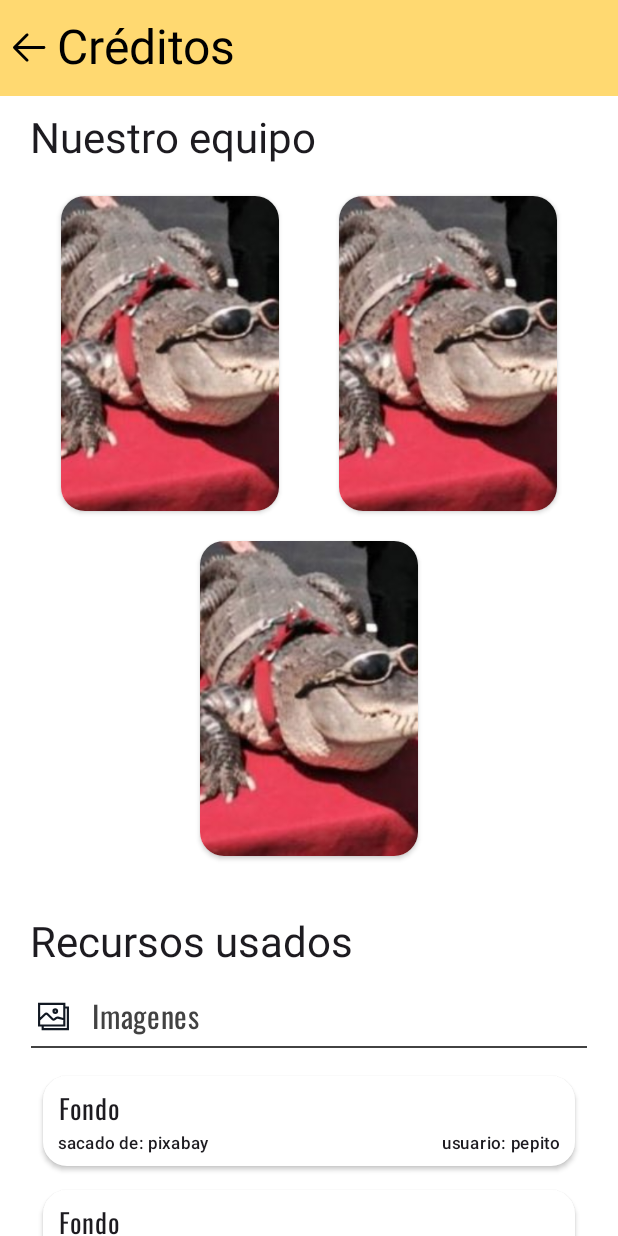
After one commit to mpaulazzv/SimonDice, an Android app built with Jetpack Compose: the composable Credits shown on its own in the app's theme, on a phone screen of 412 x 824 dp. The commit adds this screen. Run offline under Robolectric (Android 15) with nearby library versions, the phone set to English and light mode, and no system bars.

Commit message:
vista créditos

```diff
--- /dev/null
+++ b/app/src/main/java/com/example/simondice/Credits.kt
@@ -0,0 +1,402 @@
+package com.example.simondice
+
+import androidx.compose.foundation.Image
+import androidx.compose.foundation.background
+import androidx.compose.foundation.layout.Arrangement
+import androidx.compose.foundation.layout.Box
+import androidx.compose.foundation.layout.Column
+import androidx.compose.foundation.layout.Row
+import androidx.compose.foundation.layout.Spacer
+import androidx.compose.foundation.layout.fillMaxHeight
+import androidx.compose.foundation.layout.fillMaxSize
+import androidx.compose.foundation.layout.fillMaxWidth
+import androidx.compose.foundation.layout.height
+import androidx.compose.foundation.layout.padding
+import androidx.compose.foundation.layout.size
+import androidx.compose.foundation.layout.width
+import androidx.compose.foundation.rememberScrollState
+import androidx.compose.foundation.shape.CornerSize
+import androidx.compose.foundation.shape.RoundedCornerShape
+import androidx.compose.foundation.verticalScroll
+import androidx.compose.material.icons.Icons
+import androidx.compose.material.icons.filled.MoreVert
+import androidx.compose.material3.Card
+import androidx.compose.material3.CardDefaults
+import androidx.compose.material3.Divider
+import androidx.compose.material3.ExperimentalMaterial3Api
+import androidx.compose.material3.Icon
+import androidx.compose.material3.IconButton
+import androidx.compose.material3.MaterialTheme
+import androidx.compose.material3.Text
+import androidx.compose.material3.TopAppBar
+import androidx.compose.material3.TopAppBarDefaults
+import androidx.compose.runtime.Composable
+import androidx.compose.ui.Alignment
+import androidx.compose.ui.Modifier
+import androidx.compose.ui.draw.clip
+import androidx.compose.ui.draw.shadow
+import androidx.compose.ui.graphics.Color
+import androidx.compose.ui.layout.ContentScale
+import androidx.compose.ui.res.painterResource
+import androidx.compose.ui.res.stringResource
+import androidx.compose.ui.text.font.FontWeight
+import androidx.compose.ui.unit.dp
+import androidx.compose.ui.unit.sp
+
+@Composable
+fun Credits() {
+    Box(modifier = Modifier.fillMaxSize()) {
+        Box(modifier = Modifier.matchParentSize()) {
+            Column(
+                modifier = Modifier
+                    .fillMaxSize(),
+                horizontalAlignment = Alignment.CenterHorizontally
+            ) {
+                TopBar()
+                Spacer(modifier = Modifier.padding(5.dp))
+                Column(
+                    modifier = Modifier
+                        .fillMaxSize()
+                        .verticalScroll(rememberScrollState()),
+                    horizontalAlignment = Alignment.CenterHorizontally
+                ) {
+                    Row(
+                        modifier = Modifier.fillMaxWidth(),
+                        horizontalArrangement = Arrangement.Start
+                    ) {
+                        Spacer(modifier = Modifier.padding(10.dp))
+                        Text(
+                            text = stringResource(R.string.nuestro),
+                            style = MaterialTheme.typography.headlineMedium
+                        )
+                    }
+                    Spacer(modifier = Modifier.padding(10.dp))
+                    Row(
+                        modifier = Modifier.fillMaxWidth(0.9f),
+                        horizontalArrangement = Arrangement.SpaceAround
+                    ) {
+                        //Item nombre
+                        Card(
+                            modifier = Modifier
+                                //.padding(horizontal = 8.dp, vertical = 8.dp)
+                                .width(145.dp)
+                                .height(210.dp),
+                            elevation = CardDefaults.cardElevation(defaultElevation = 2.dp),
+                            colors = CardDefaults.cardColors(
+                                containerColor = Color.White,
+                            ),
+                            shape = RoundedCornerShape(corner = CornerSize(16.dp))
+                        ) {
+                            Column(
+                                modifier = Modifier.fillMaxWidth(),
+                                horizontalAlignment = Alignment.CenterHorizontally
+                            ) {
+                                Image(
+                                    painter = painterResource(id = R.drawable.drip_aligator),
+                                    contentDescription = "", contentScale = ContentScale.Crop,
+                                    modifier = Modifier
+                                        .width(150.dp)
+                                    //.clip(RoundedCornerShape(16.dp))
+                                )
+                                Spacer(modifier = Modifier.padding(2.dp))
+                                Box(
+                                    modifier = Modifier
+                                        .fillMaxWidth()
+                                        .padding(3.dp)
+                                ) {
+                                    Column(
+                                        modifier = Modifier.fillMaxSize(),
+                                        horizontalAlignment = Alignment.CenterHorizontally
+                                    ) {
+                                        Text(
+                                            text = stringResource(R.string.tittle_M),
+                                            style = MaterialTheme.typography.bodyLarge
+                                        )
+                                        Text(
+                                            text = stringResource(R.string.subtittle_M),
+                                            style = MaterialTheme.typography.labelSmall
+                                        )
+                                    }
+                                }
+                            }
+                        }
+                        Card(
+                            modifier = Modifier
+                                //.padding(horizontal = 8.dp, vertical = 8.dp)
+                                .width(145.dp)
+                                .height(210.dp),
+                            elevation = CardDefaults.cardElevation(defaultElevation = 2.dp),
+                            colors = CardDefaults.cardColors(
+                                containerColor = Color.White,
+                            ),
+                            shape = RoundedCornerShape(corner = CornerSize(16.dp))
+                        )  {
+                            Column(
+                                modifier = Modifier.fillMaxWidth(),
+                                horizontalAlignment = Alignment.CenterHorizontally
+                            ) {
+                                Image(
+                                    painter = painterResource(id = R.drawable.drip_aligator),
+                                    contentDescription = "", contentScale = ContentScale.Crop,
+                                    modifier = Modifier
+                                        .width(150.dp)
+                                    // .clip(RoundedCornerShape(16.dp))
+                                )
+                                Spacer(modifier = Modifier.padding(2.dp))
+                                Box(
+                                    modifier = Modifier
+                                        .fillMaxWidth()
+                                        .padding(3.dp)
+                                ) {
+                                    Column(
+                                        modifier = Modifier.fillMaxSize(),
+                                        horizontalAlignment = Alignment.CenterHorizontally
+                                    ) {
+                                        Text(
+                                            text = stringResource(R.string.tittle_J),
+                                            style = MaterialTheme.typography.bodyLarge
+                                        )
+                                        Text(
+                                            text = stringResource(R.string.subtittle_JC),
+                                            style = MaterialTheme.typography.labelSmall
+                                        )
+                                    }
+                                }
+
+
+                            }
+                        }
+
+                    }
+                    Spacer(modifier = Modifier.padding(10.dp))
+                    Card(
+                        modifier = Modifier
+                            //.padding(horizontal = 8.dp, vertical = 8.dp)
+                            .width(145.dp)
+                            .height(210.dp),
+                        elevation = CardDefaults.cardElevation(defaultElevation = 2.dp),
+                        colors = CardDefaults.cardColors(
+                            containerColor = Color.White,
+                        ),
+                        shape = RoundedCornerShape(corner = CornerSize(16.dp))
+                    )  {
+                        Column(
+                            modifier = Modifier.fillMaxWidth(),
+                            horizontalAlignment = Alignment.CenterHorizontally
+                        ) {
+                            Image(
+                                painter = painterResource(id = R.drawable.drip_aligator),
+                                contentDescription = "", contentScale = ContentScale.Crop,
+                                modifier = Modifier
+                                    .width(150.dp)
+                                //.clip(RoundedCornerShape(16.dp))
+                            )
+                            Spacer(modifier = Modifier.padding(2.dp))
+                            Box(
+                                modifier = Modifier
+                                    .fillMaxWidth()
+                                    .padding(3.dp)
+                            ) {
+                                Column(
+                                    modifier = Modifier.fillMaxSize(),
+                                    horizontalAlignment = Alignment.CenterHorizontally
+                                ) {
+                                    Text(
+                                        text = stringResource(R.string.tittle_C),
+                                        style = MaterialTheme.typography.bodyLarge
+                                    )
+                                    Text(
+                                        text = stringResource(R.string.subtittle_JC),
+                                        style = MaterialTheme.typography.labelSmall
+                                    )
+                                }
+                            }
+
+
+                        }
+                    }
+                    Spacer(modifier = Modifier.padding(20.dp))
+                    Row(
+                        modifier = Modifier.fillMaxWidth(),
+                        horizontalArrangement = Arrangement.Start
+                    ) {
+                        Spacer(modifier = Modifier.padding(10.dp))
+                        Text(
+                            text = stringResource(R.string.recursos),
+                            style = MaterialTheme.typography.headlineMedium
+                        )
+                    }
+                    Spacer(modifier = Modifier.padding(5.dp))
+                    section_imagenes()
+                    Spacer(modifier = Modifier.padding(5.dp))
+                    Column(
+                        modifier = Modifier
+                            .fillMaxWidth(0.9f)
+                            .height(200.dp)
+                            .verticalScroll(
+                                rememberScrollState()
+                            )
+                    ) {
+                        item("Fondo", "pixabay", "pepito")
+                        item("Fondo", "pixabay", "pepito")
+                        item("Fondo", "pixabay", "pepito")
+                        item("Fondo", "pixabay", "pepito")
+                        item("Fondo", "pixabay", "pepito")
+                        item("Fondo", "pixabay", "pepito")
+                        item("Fondo", "pixabay", "pepito")
+                    }
+                    Spacer(modifier = Modifier.padding(10.dp))
+                    section_sonidos()
+                    Spacer(modifier = Modifier.padding(5.dp))
+                    Column(
+                        modifier = Modifier
+                            .fillMaxWidth(0.9f)
+                            .height(200.dp)
+                            .verticalScroll(
+                                rememberScrollState()
+                            )
+                    ) {
+                        item("Fondo", "pixabay", "pepito")
+                        item("Fondo", "pixabay", "pepito")
+                        item("Fondo", "pixabay", "pepito")
+                        item("Fondo", "pixabay", "pepito")
+                        item("Fondo", "pixabay", "pepito")
+                        item("Fondo", "pixabay", "pepito")
+                        item("Fondo", "pixabay", "pepito")
+                    }
+                    Spacer(modifier = Modifier.padding(30.dp))
+                }
+            }
+        }
+    }
+}
+
+@Composable
+fun item(cosa: String, sitio: String, user: String) {
+
+    Card(
+        modifier = Modifier
+            .padding(horizontal = 8.dp, vertical = 8.dp)
+            .fillMaxWidth()
+            .height(60.dp),
+        elevation = CardDefaults.cardElevation(defaultElevation = 2.dp),
+        colors = CardDefaults.cardColors(
+            containerColor = Color.White,
+        ),
+        shape = RoundedCornerShape(corner = CornerSize(16.dp))
+
+    ) {
+        Column(modifier = Modifier.fillMaxSize()) {
+            Spacer(modifier = Modifier.padding(4.dp))
+            Row(modifier = Modifier.fillMaxWidth()) {
+                Spacer(modifier = Modifier.padding(5.dp))
+                Text(
+                    text = cosa,
+                    style = MaterialTheme.typography.bodySmall,
+                )
+            }
+            Spacer(modifier = Modifier.padding(1.dp))
+            Row(
+                horizontalArrangement = Arrangement.SpaceBetween,
+                modifier = Modifier.fillMaxWidth().padding(horizontal = 10.dp, vertical = 0.dp)
+            ) {
+//                Spacer(modifier = Modifier.padding(5.dp))
+                Text(
+                    text = "sacado de: " + sitio,
+                    style = MaterialTheme.typography.labelSmall
+                )
+                Text(
+                    text = "usuario: " + user,
+                    style = MaterialTheme.typography.labelSmall
+                )
+            }
+        }
+    }
+}
+
+@OptIn(ExperimentalMaterial3Api::class)
+@Composable
+fun TopBar() {
+    TopAppBar(
+        title = {
+            Text(
+                text = stringResource(R.string.tittle_credits),
+                style = MaterialTheme.typography.headlineLarge
+            )
+        },
+        colors = TopAppBarDefaults.smallTopAppBarColors(
+            containerColor = Color(0xFFFFD971),
+            titleContentColor = Color.Black
+        ),
+        navigationIcon = {
+            Image(
+                painter = painterResource(id = R.drawable.back_svgrepo_com),
+                contentDescription = "",
+                modifier = Modifier.size(30.dp)
+            )
+        }
+    )
+}
+
+
+@Composable
+fun section_imagenes() {
+    Column() {
+        Row(
+            modifier = Modifier
+                .fillMaxWidth(0.9f)
+                .height(40.dp),
+            verticalAlignment = Alignment.CenterVertically
+        )
+        {
+            Image(
+                painter = painterResource(id = R.drawable.images_svgrepo_com),
+                contentDescription = "",
+                modifier = Modifier.size(30.dp)
+            )
+            Spacer(modifier = Modifier.padding(5.dp))
+            Text(
+                text = "Imagenes",
+                fontSize = 20.sp,
+                color = Color(0xFF424242),
+            )
+        }
+        Divider(
+            color = Color(0xFF424242),
+            modifier = Modifier
+                .height(1.dp)
+                .fillMaxWidth(0.9f)
+        )
+    }
+}
+
+@Composable
+fun section_sonidos() {
+    Column() {
+        Row(
+            modifier = Modifier
+                .fillMaxWidth(0.9f)
+                .height(40.dp),
+            verticalAlignment = Alignment.CenterVertically
+        )
+        {
+            Image(
+                painter = painterResource(id = R.drawable.sound_2_svgrepo_com),
+                contentDescription = "",
+                modifier = Modifier.size(30.dp)
+            )
+            Spacer(modifier = Modifier.padding(5.dp))
+            Text(
+                text = "Sonidos",
+                fontSize = 20.sp,
+                color = Color(0xFF424242),
+            )
+        }
+        Divider(
+            color = Color(0xFF424242),
+            modifier = Modifier
+                .height(1.dp)
+                .fillMaxWidth(0.9f)
+        )
+    }
+}
--- a/app/src/main/java/com/example/simondice/GameBoardScreen.kt
+++ b/app/src/main/java/com/example/simondice/GameBoardScreen.kt
@@ -60,7 +60,7 @@ class SimonDiceViewModel : ViewModel() {
     val secuanciaJugador = mutableStateListOf<Int>()
     val secuenciaMostrada = mutableStateOf(false)
     val colorActual = mutableStateOf<Int?>(null)
-    val vidas = mutableStateOf(3)
+    var vidas = mutableStateOf(3)
     val puntaje = mutableStateOf(0)
     val nivel = mutableStateOf(1)
     val isGameOver = mutableStateOf(false)
@@ -108,16 +108,17 @@ class SimonDiceViewModel : ViewModel() {
         }
     }
 
-    private fun errorJugador() {
+    fun errorJugador() {
         vidas.value--
         if (vidas.value <= 0) {
             isGameOver.value = true
         }
         secuanciaJugador.clear()
-        if (!isGameOver.value) {
+        if (isGameOver.value) {
             interaccion.value = false
             nuevaRonda()
         }
+
     }
 
     private fun secuenciaCompletada() {
@@ -174,8 +175,9 @@ fun GameBoardScreen(viewModel: SimonDiceViewModel = SimonDiceViewModel()){
                 Image(
                     painter = painterResource(id = R.drawable.medal_ribbon_star_svgrepo_com),
                     contentDescription = "Medalla",
-                    modifier = Modifier.size(40.dp)
+                    modifier = Modifier.size(40.dp).clickable { viewModel.errorJugador()}
                 )
+                Text(text = "$hearts")
             }
             //Nivel
             Text("Lvl: $nivel", style = MaterialTheme.typography.bodySmall)
@@ -296,7 +298,7 @@ fun GameCell(color: androidx.compose.ui.graphics.Color, painter: Painter, size:I
 
 
     Button(
-        onClick = onClick,
+        onClick = {onClick()},
         modifier = Modifier.pulsateClick().height(170.dp).width(170.dp),
         shape = RoundedCornerShape(8.dp),
         colors = ButtonDefaults.buttonColors(containerColor = animatedColor)
--- /dev/null
+++ b/app/src/main/res/drawable/back_svgrepo_com.xml
@@ -0,0 +1,12 @@
+<vector xmlns:android="http://schemas.android.com/apk/res/android"
+    android:width="800dp"
+    android:height="800dp"
+    android:viewportWidth="1024"
+    android:viewportHeight="1024">
+  <path
+      android:pathData="M224,480h640a32,32 0,1 1,0 64H224a32,32 0,0 1,0 -64z"
+      android:fillColor="#000000"/>
+  <path
+      android:pathData="m237.2,512 l265.4,265.3a32,32 0,0 1,-45.3 45.3l-288,-288a32,32 0,0 1,0 -45.3l288,-288a32,32 0,1 1,45.3 45.3L237.2,512z"
+      android:fillColor="#000000"/>
+</vector>
--- /dev/null
+++ b/app/src/main/res/drawable/images_svgrepo_com.xml
@@ -0,0 +1,11 @@
+<vector xmlns:android="http://schemas.android.com/apk/res/android"
+    android:width="800dp"
+    android:height="800dp"
+    android:viewportWidth="25"
+    android:viewportHeight="25">
+  <path
+      android:pathData="M18.5,7.5H20.5V19.5H6.5V17.5M4.5,14.5L7.793,11.207C8.183,10.817 8.817,10.817 9.207,11.207L11.887,13.887C12.239,14.239 12.796,14.278 13.194,13.98L14.119,13.286C14.36,13.105 14.67,13.042 14.962,13.115L18.5,14M4.5,5.5H18.5V17.5H4.5V5.5ZM14.5,9.5C14.5,10.052 14.052,10.5 13.5,10.5C12.948,10.5 12.5,10.052 12.5,9.5C12.5,8.948 12.948,8.5 13.5,8.5C14.052,8.5 14.5,8.948 14.5,9.5Z"
+      android:strokeWidth="1.2"
+      android:fillColor="#00000000"
+      android:strokeColor="#121923"/>
+</vector>
--- /dev/null
+++ b/app/src/main/res/drawable/sound_2_svgrepo_com.xml
@@ -0,0 +1,13 @@
+<vector xmlns:android="http://schemas.android.com/apk/res/android"
+    android:width="800dp"
+    android:height="800dp"
+    android:viewportWidth="24"
+    android:viewportHeight="24">
+  <path
+      android:pathData="M3,11V13M6,8V16M9,10V14M12,7V17M15,4V20M18,9V15M21,11V13"
+      android:strokeLineJoin="round"
+      android:strokeWidth="1.5"
+      android:fillColor="#00000000"
+      android:strokeColor="#000000"
+      android:strokeLineCap="round"/>
+</vector>
--- a/app/src/main/res/values/strings.xml
+++ b/app/src/main/res/values/strings.xml
@@ -6,4 +6,12 @@
     <string name="notif">Notificaciones</string>
     <string name="como_jugar">¿Cómo jugar?</string>
     <string name="btn_cj">Ver</string>
+    <string name="tittle_credits">Créditos</string>
+    <string name="nuestro">Nuestro equipo</string>
+    <string name="recursos">Recursos usados</string>
+    <string name="tittle_M">Maria Paula</string>
+    <string name="tittle_J">Juan Volkmar</string>
+    <string name="tittle_C">Carlos Bravo</string>
+    <string name="subtittle_JC">Desarrollador</string>
+    <string name="subtittle_M">Desarrolladora</string>
 </resources>
```
Also changed, not shown: app/src/main/res/drawable/drip_aligator.jpeg (added).
